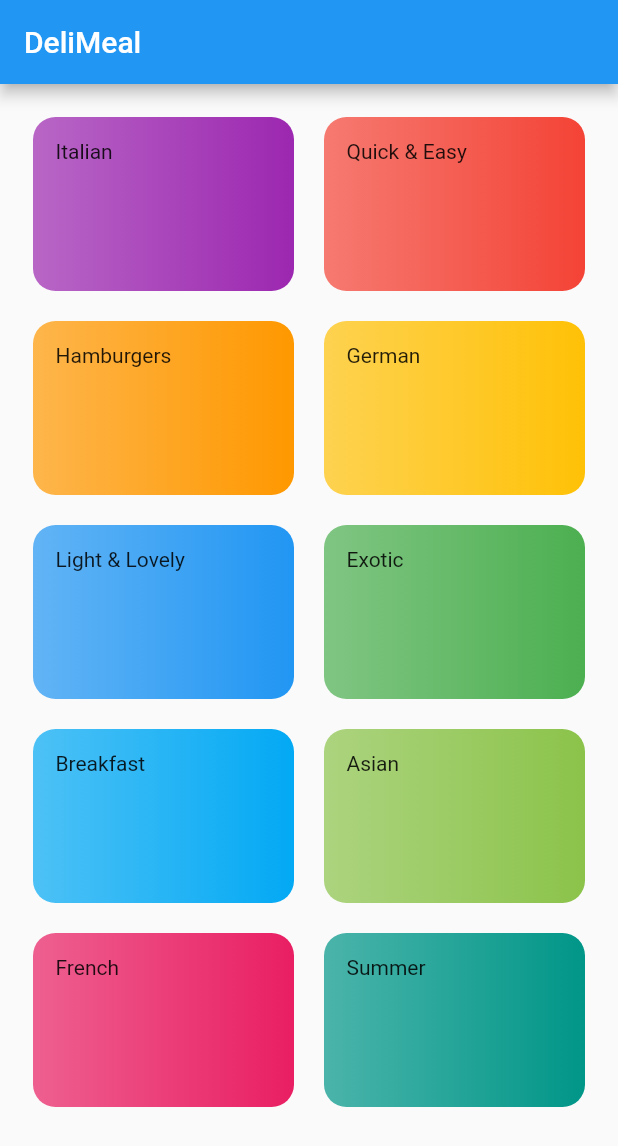
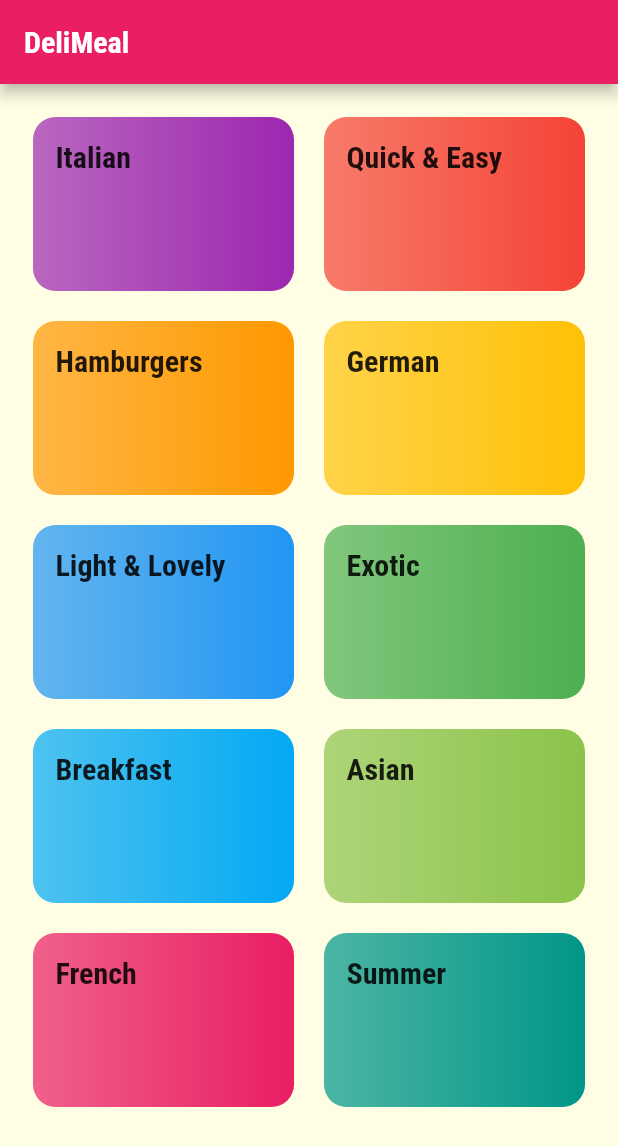
Before and after one commit to advaita-saha/delimeals, a Flutter app: the screen it shows after launch, on a phone screen of 412 x 824 dp. Shown: the top 1146 px of the screen. Run offline on Flutter 3.47's test engine with Material 2 defaults, Android fonts, the phone set to English and light mode, and no system bars.

Commit message:
font styling and recipes page navigation

```diff
--- a/lib/category_item.dart
+++ b/lib/category_item.dart
@@ -1,3 +1,4 @@
+import './category_meals_screen.dart';
 import 'package:flutter/material.dart';
 
 class CategoryItem extends StatelessWidget {
@@ -6,11 +7,28 @@ class CategoryItem extends StatelessWidget {
 
   CategoryItem(this.title, this.color);
 
+  void selectCategory(BuildContext ctx) {
+    Navigator.of(ctx).push(
+      MaterialPageRoute(
+        builder: (_) {
+          return CategoryMealsScreen();
+        },
+      ),
+    );
+  }
+
   @override
   Widget build(BuildContext context) {
-    return Container(
+    return InkWell(
+      onTap: () => selectCategory(context),
+      splashColor: Theme.of(context).primaryColor,
+      borderRadius: BorderRadius.circular(15),
+      child: Container(
         padding: const EdgeInsets.all(15),
-      child: Text(title),
+        child: Text(
+          title,
+          style: Theme.of(context).textTheme.headline6,
+        ),
         decoration: BoxDecoration(
           gradient: LinearGradient(
             colors: [
@@ -22,6 +40,7 @@ class CategoryItem extends StatelessWidget {
           ),
           borderRadius: BorderRadius.circular(15),
         ),
+      ),
     );
   }
 }
--- a/lib/main.dart
+++ b/lib/main.dart
@@ -12,7 +12,23 @@ class MyApp extends StatelessWidget {
     return MaterialApp(
       title: 'DeliMeals',
       theme: ThemeData(
-        primarySwatch: Colors.blue,
+        primarySwatch: Colors.pink,
+        accentColor: Colors.amber,
+        canvasColor: Color.fromRGBO(255, 254, 229, 1),
+        fontFamily: 'Raleway',
+        textTheme: ThemeData.light().textTheme.copyWith(
+              bodyText1: TextStyle(
+                color: Color.fromRGBO(20, 51, 51, 1),
+              ),
+              bodyText2: TextStyle(
+                color: Color.fromRGBO(20, 51, 51, 1),
+              ),
+              headline6: TextStyle(
+                fontSize: 20,
+                fontWeight: FontWeight.bold,
+                fontFamily: 'RobotoCondensed',
+              ),
+            ),
       ),
       home: CategoriesScreen(),
     );
```
Also changed, not shown: lib/category_meals_screen.dart (added, +19 -0 lines), pubspec.yaml (+17 -6 lines), assets/fonts/Raleway-Black.ttf (added), assets/fonts/Raleway-Bold.ttf (added), assets/fonts/Raleway-Regular.ttf (added), assets/fonts/RobotoCondensed-Bold.ttf (added), assets/fonts/RobotoCondensed-Italic.ttf (added), assets/fonts/RobotoCondensed-Light.ttf (added), assets/fonts/RobotoCondensed-Regular.ttf (added). Lines whose indentation alone changed are shown as unchanged.
